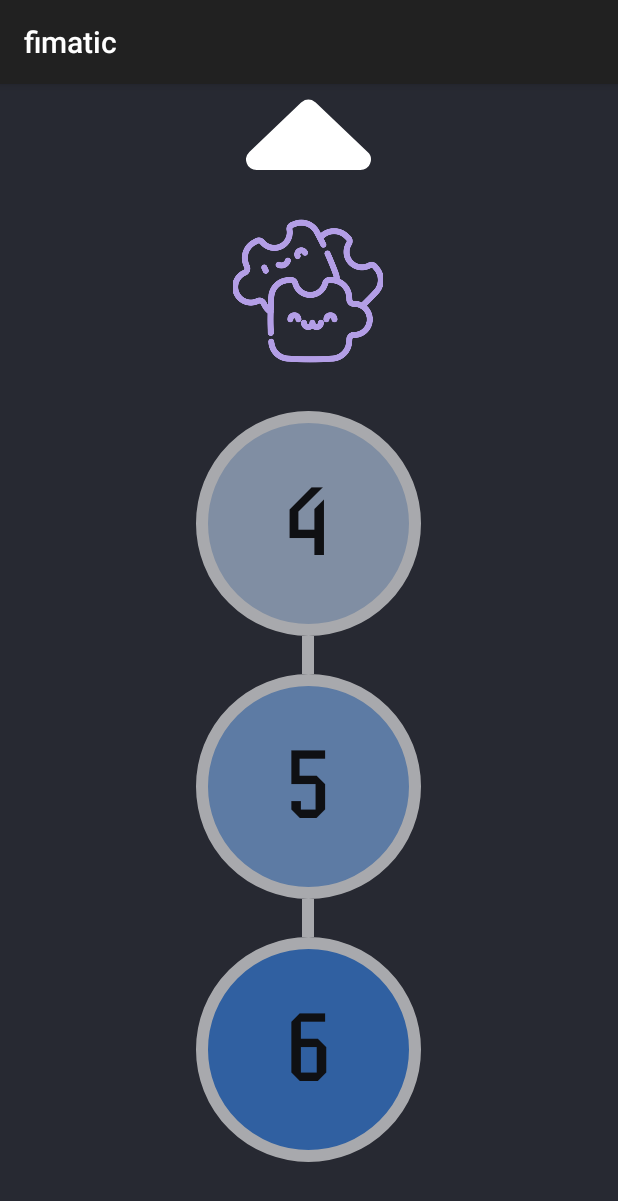
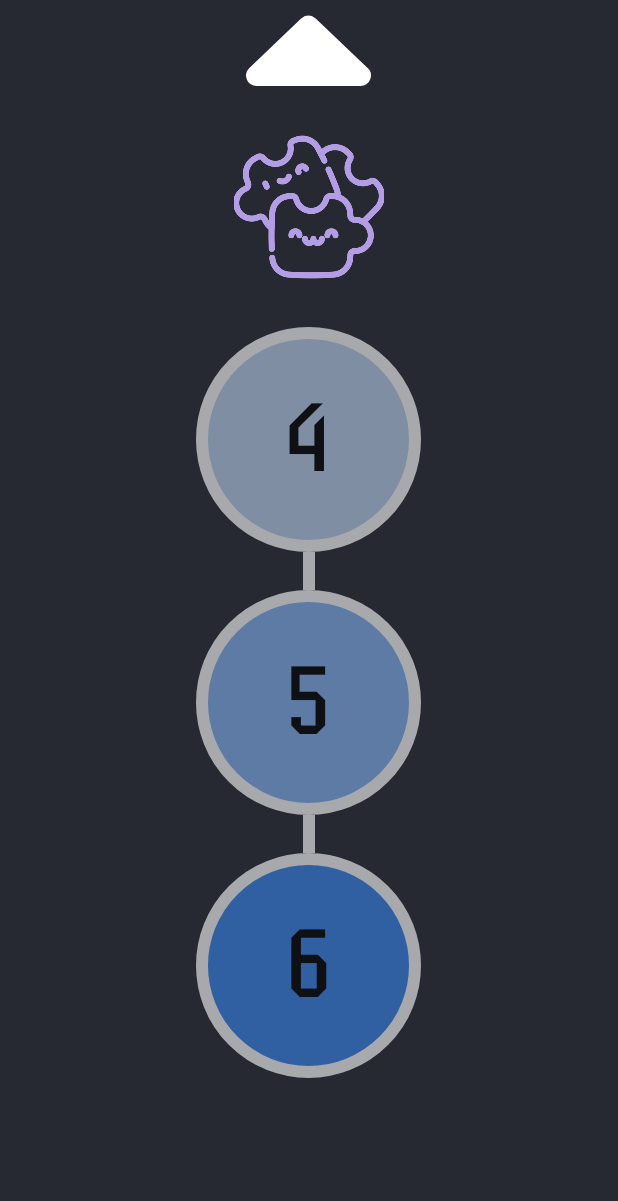
Before and after one commit to NicolasLeiton/Fimatic, an Android app: the Niveles2 screen opened directly, with no data from a screen before it, on a phone screen of 412 x 824 dp. Shown: the top 1201 px of the screen. Run offline under Robolectric (Android 15) with nearby library versions, the light colour scheme and no system bars.

Commit message:
Default top bar deleted, and scroll view added in the level selector activity

```diff
--- a/app/src/main/res/layout/activity_niveles2.xml
+++ b/app/src/main/res/layout/activity_niveles2.xml
@@ -25,9 +25,14 @@
             android:layout_height="fill_parent"
             android:layout_weight="1" />
 
+        <ScrollView
+            android:layout_width="match_parent"
+            android:layout_height="match_parent"
+            android:layout_weight="1">
+
             <LinearLayout
-            android:layout_width="wrap_content"
-            android:layout_height="match_parent"
+                android:layout_width="match_parent"
+                android:layout_height="wrap_content"
                 android:layout_gravity="center_horizontal"
                 android:gravity="center_horizontal"
                 android:orientation="vertical">
@@ -68,9 +73,8 @@
                 <View
                     android:layout_width="8dp"
                     android:layout_height="25dp"
-                android:background="@color/white"
                     android:alpha="0.6"
-                />
+                    android:background="@color/white" />
 
                 <Button
                     android:id="@+id/bot_lv2"
@@ -88,9 +92,8 @@
                 <View
                     android:layout_width="8dp"
                     android:layout_height="25dp"
-                android:background="@color/white"
                     android:alpha="0.6"
-                />
+                    android:background="@color/white" />
 
                 <Button
                     android:id="@+id/bot_lv3"
@@ -106,6 +109,7 @@
                     android:textSize="65sp" />
 
             </LinearLayout>
+        </ScrollView>
 
         <Space
             android:layout_width="50dp"
--- a/app/src/main/res/values/themes.xml
+++ b/app/src/main/res/values/themes.xml
@@ -1,6 +1,6 @@
 <resources xmlns:tools="http://schemas.android.com/tools">
     <!-- Base application theme. -->
-    <style name="Base.Theme.Fimatic" parent="Theme.AppCompat">
+    <style name="Base.Theme.Fimatic" parent="Theme.AppCompat.DayNight.NoActionBar">
         <!-- Customize your light theme here. -->
         <!-- <item name="colorPrimary">@color/my_light_primary</item> -->
     </style>
```
Also changed, not shown: app/src/main/res/layout/activity_main.xml (+4 -4 lines), app/src/main/res/layout/activity_niveles.xml (+11 -5 lines). Lines whose indentation alone changed are shown as unchanged.
